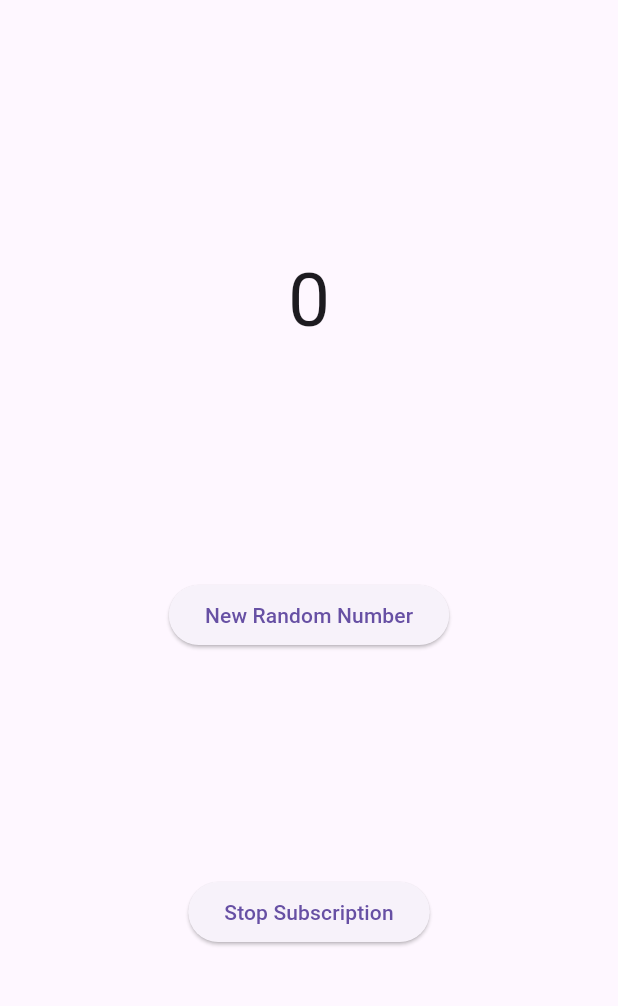
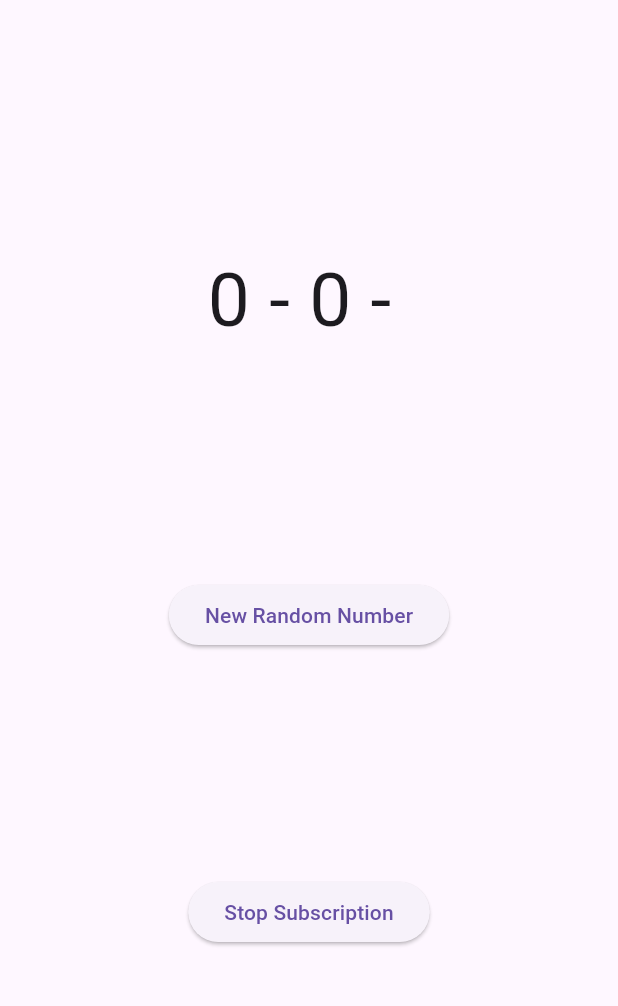
Before and after one commit to Haidarly2/09-2241720258-Pertemuan-12, a Flutter app: the screen it shows after launch, after a tap on "New Random Number", on a phone screen of 412 x 824 dp, the part 63-1069 px from its top. Run offline on Flutter 3.47's test engine with Material 3 defaults, Android fonts, the phone set to English and light mode, and no system bars.

Commit message:
commit W12: Jawaban Soal 10, 11

```diff
--- a/stream_haidar/lib/main.dart
+++ b/stream_haidar/lib/main.dart
@@ -37,6 +37,8 @@ class _StreamHomePageState extends State<StreamHomePage> {
   late StreamController numberStreamController;
   late StreamTransformer transformer;
   late StreamSubscription subscription;
+  late StreamSubscription subscription2;
+  String values = '';
 
   void changeColor() async {
     // await for (Color eventColor in colorStream.getColors()) {
@@ -56,10 +58,16 @@ class _StreamHomePageState extends State<StreamHomePage> {
     // TODO: implement initState
     numberStream = NumberStream();
     numberStreamController = numberStream.controller;
-    Stream stream = numberStreamController.stream;
+    Stream stream = numberStreamController.stream.asBroadcastStream();
     subscription = stream.listen((event) {
       setState(() {
-        lastNumber = event;
+        values += '$event - ';
+      });
+    });
+
+    subscription2 = stream.listen((event) {
+      setState(() {
+        values += '$event - ';
       });
     });
 
@@ -109,7 +117,7 @@ class _StreamHomePageState extends State<StreamHomePage> {
             mainAxisAlignment: MainAxisAlignment.spaceEvenly,
             crossAxisAlignment: CrossAxisAlignment.center,
             children: [
-              Text(lastNumber.toString(), style: const TextStyle(fontSize: 50)),
+              Text(values, style: const TextStyle(fontSize: 50)),
               ElevatedButton(
                 onPressed: () => addRandomNumber(),
                 child: const Text('New Random Number'),
```
Also changed, not shown: 1 other file.
